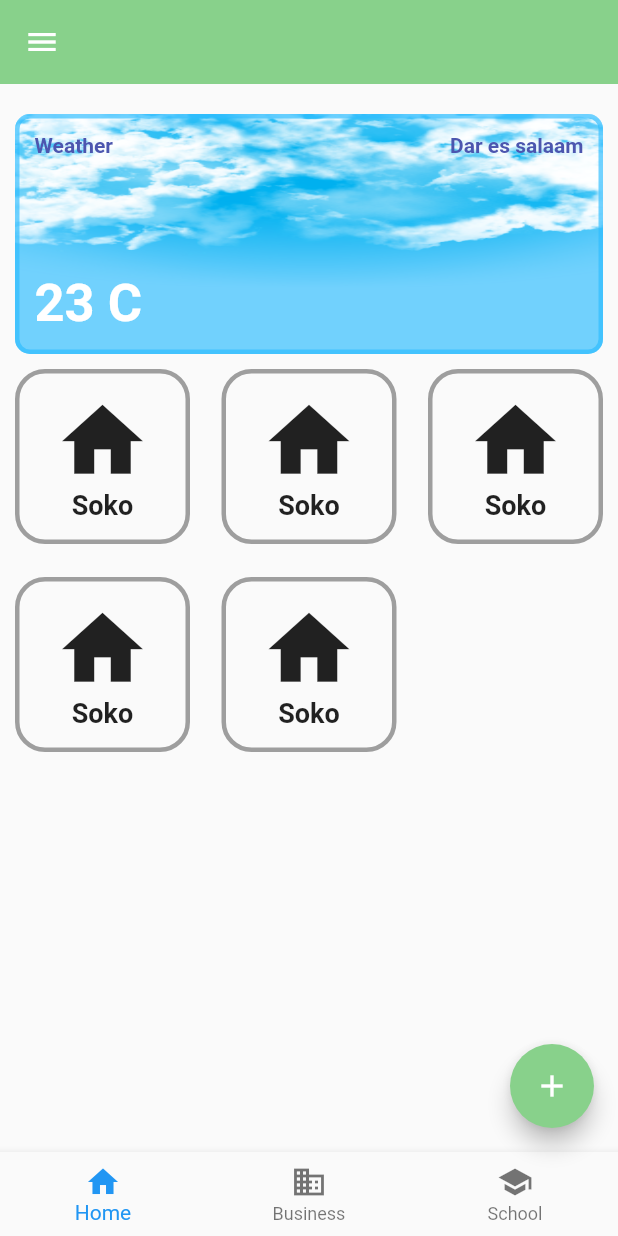
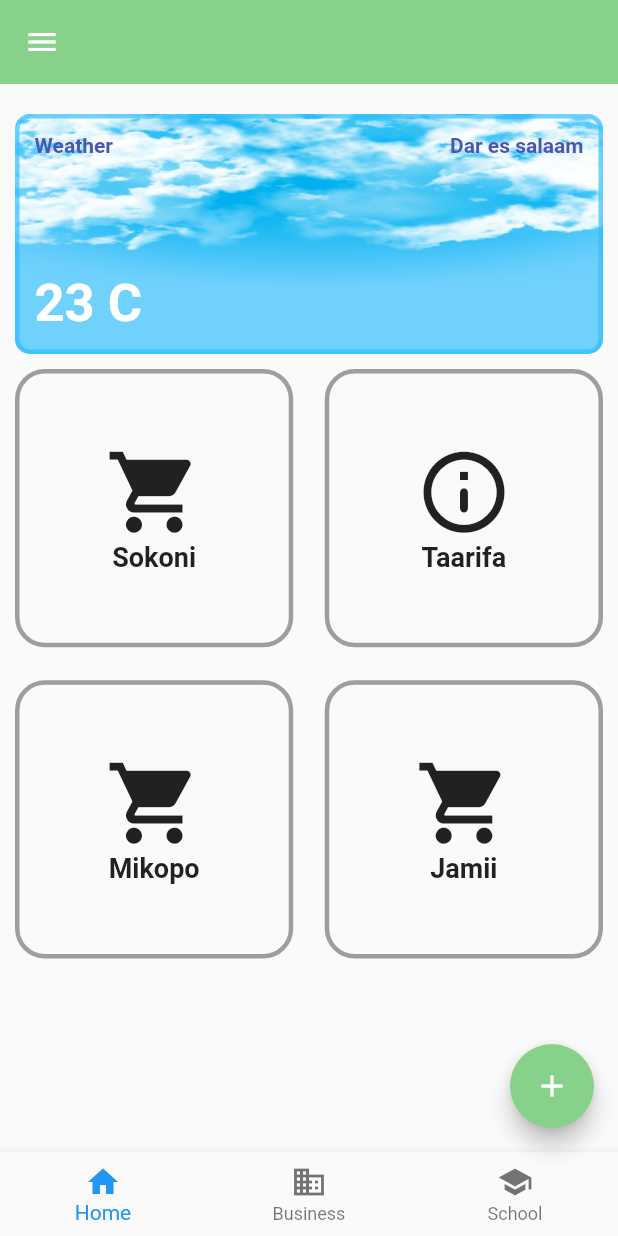
Before and after one commit to zuberypima/farmersoko, a Flutter app: the HomePage screen opened directly, on a phone screen of 412 x 824 dp. Run offline on Flutter 3.47's test engine with Material 2 defaults, Android fonts, the phone set to English and light mode, and no system bars.

Commit message:
update home screen

```diff
--- a/lib/main.dart
+++ b/lib/main.dart
@@ -1,21 +1,19 @@
+// ignore_for_file: prefer_const_constructors
 import 'package:farmsoko/screens/authscreens/loginpage.dart';
+import 'package:farmsoko/screens/homepage.dart';
 import 'package:farmsoko/screens/select_crop_page.dart';
 import 'package:flutter/material.dart';
 
 void main() {
   runApp(const MyApp());
 }
-
 class MyApp extends StatelessWidget {
   const MyApp({super.key});
-
-  // This widget is the root of your application.
   @override
   Widget build(BuildContext context) {
-    // ignore: prefer_const_constructors
     return MaterialApp(
       debugShowCheckedModeBanner: false,
-      home:LoginPage()
+      home:HomePage()
     );
   }
 }
--- a/lib/screens/homepage.dart
+++ b/lib/screens/homepage.dart
@@ -1,6 +1,7 @@
 // ignore_for_file: prefer_const_constructors
 
 import 'package:farmsoko/utilities/constantscolors.dart';
+import 'package:farmsoko/widgets/homegridIcon.dart';
 import 'package:farmsoko/widgets/navdrawer.dart';
 import 'package:flutter/material.dart';
 
@@ -74,84 +75,24 @@ class _HomePageState extends State<HomePage> {
               child: GridView.count(
                 crossAxisSpacing: 1,
                 mainAxisSpacing: 2,
-                crossAxisCount: 3,
+                crossAxisCount: 2,
                 children: <Widget>[
-                  Padding(
-                    padding: const EdgeInsets.all(10),
-                    child: Container(
-                      width: 45,
-                      decoration: BoxDecoration(
-                          border: Border.all(width: 3, color: Colors.grey),
-                          borderRadius: BorderRadius.circular(20)),
-                      child: Center(
-                        child: Column(
-                          mainAxisAlignment: MainAxisAlignment.center,
-                          children: [Icon(Icons.home,size: 65,), Text('Soko',style: TextStyle(fontSize: 18,fontWeight: FontWeight.w700))],
-                        ),
-                      ),
-                    ),
+                  GridIconOne(
+                    iconData: Icons.shopping_cart,
+                    iconLable: 'Sokoni',
                   ),
-                   Padding(
-                    padding: const EdgeInsets.all(10),
-                    child: Container(
-                      width: 45,
-                      decoration: BoxDecoration(
-                          border: Border.all(width: 3, color: Colors.grey),
-                          borderRadius: BorderRadius.circular(20)),
-                      child: Center(
-                        child: Column(
-                          mainAxisAlignment: MainAxisAlignment.center,
-                          children: [Icon(Icons.home,size: 65,), Text('Soko',style: TextStyle(fontSize: 18,fontWeight: FontWeight.w700))],
-                        ),
-                      ),
-                    ),
+                  GridIconOne(
+                    iconData: Icons.info_outline_rounded,
+                    iconLable: 'Taarifa',
                   ),
-                   Padding(
-                    padding: const EdgeInsets.all(10),
-                    child: Container(
-                      width: 45,
-                      decoration: BoxDecoration(
-                          border: Border.all(width: 3, color: Colors.grey),
-                          borderRadius: BorderRadius.circular(20)),
-                      child: Center(
-                        child: Column(
-                          mainAxisAlignment: MainAxisAlignment.center,
-                          children: [Icon(Icons.home,size: 65,), Text('Soko',style: TextStyle(fontSize: 18,fontWeight: FontWeight.w700))],
-                        ),
-                      ),
-                    ),
+                  GridIconOne(
+                    iconData: Icons.shopping_cart,
+                    iconLable: 'Mikopo',
                   ),
-                   Padding(
-                    padding: const EdgeInsets.all(10),
-                    child: Container(
-                      width: 45,
-                      decoration: BoxDecoration(
-                          border: Border.all(width: 3, color: Colors.grey),
-                          borderRadius: BorderRadius.circular(20)),
-                      child: Center(
-                        child: Column(
-                          mainAxisAlignment: MainAxisAlignment.center,
-                          children: [Icon(Icons.home,size: 65,), Text('Soko',style: TextStyle(fontSize: 18,fontWeight: FontWeight.w700))],
-                        ),
-                      ),
-                    ),
+                  GridIconOne(
+                    iconData: Icons.shopping_cart,
+                    iconLable: 'Jamii',
                   ),
-                   Padding(
-                    padding: const EdgeInsets.all(10),
-                    child: Container(
-                      width: 45,
-                      decoration: BoxDecoration(
-                          border: Border.all(width: 3, color: Colors.grey),
-                          borderRadius: BorderRadius.circular(20)),
-                      child: Center(
-                        child: Column(
-                          mainAxisAlignment: MainAxisAlignment.center,
-                          children: [Icon(Icons.home,size: 65,), Text('Soko',style: TextStyle(fontSize: 18,fontWeight: FontWeight.w700))],
-                        ),
-                      ),
-                    ),
-                  ),
-
                 ],
               ),
             )
--- a/lib/widgets/homegridIcon.dart
+++ b/lib/widgets/homegridIcon.dart
@@ -1,7 +1,9 @@
 import 'package:flutter/material.dart';
 
 class GridIconOne extends StatelessWidget {
-  const GridIconOne({super.key});
+  String iconLable;
+  IconData iconData;
+ GridIconOne({super.key ,required this.iconLable,required this.iconData});
 
   @override
   Widget build(BuildContext context) {
@@ -17,11 +19,12 @@ class GridIconOne extends StatelessWidget {
                           mainAxisAlignment: MainAxisAlignment.center,
                           children: [
                             Icon(
-                Icons.home,
+                              iconData,
                               size: 65,
                             ),
-              Text('Soko',
-                  style: TextStyle(fontSize: 18, fontWeight: FontWeight.w700))
+                            Text(iconLable,
+                                style: TextStyle(
+                                    fontSize: 18, fontWeight: FontWeight.w700))
                           ],
                         ),
                       ),
```
Lines whose indentation alone changed are shown as unchanged.
